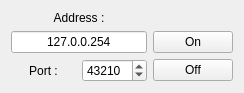
The window that 09-CodageDetecterLecteurs/MonoThread/mainwindow.ui (BriceJamin/BriceJamin-ProjetSuPer) describes before a commit, drawn with Qt 5.
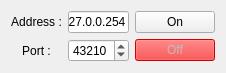
The same window after the commit.

Commit message: [New] IHM change sur Server switch on/off

Patch:
```diff
--- a/09-CodageDetecterLecteurs/MonoThread/mainwindow.ui
+++ b/09-CodageDetecterLecteurs/MonoThread/mainwindow.ui
@@ -6,8 +6,8 @@
    <rect>
     <x>0</x>
     <y>0</y>
-    <width>244</width>
-    <height>76</height>
+    <width>222</width>
+    <height>72</height>
    </rect>
   </property>
   <property name="windowTitle">
@@ -15,26 +15,6 @@
   </property>
   <widget class="QWidget" name="centralWidget">
    <layout class="QGridLayout" name="gridLayout">
-    <item row="0" column="0" colspan="2">
-     <widget class="QLabel" name="addressLabel">
-      <property name="text">
-       <string>Address :</string>
-      </property>
-      <property name="alignment">
-       <set>Qt::AlignCenter</set>
-      </property>
-     </widget>
-    </item>
-    <item row="1" column="0" colspan="2">
-     <widget class="QLineEdit" name="addressLineEdit">
-      <property name="text">
-       <string notr="true">127.0.0.254</string>
-      </property>
-      <property name="alignment">
-       <set>Qt::AlignCenter</set>
-      </property>
-     </widget>
-    </item>
     <item row="1" column="2">
      <widget class="QPushButton" name="onPushButton">
       <property name="text">
@@ -64,11 +44,37 @@
     </item>
     <item row="2" column="2">
      <widget class="QPushButton" name="offPushButton">
+      <property name="enabled">
+       <bool>false</bool>
+      </property>
+      <property name="styleSheet">
+       <string notr="true">background-color:red;</string>
+      </property>
       <property name="text">
        <string>Off</string>
       </property>
      </widget>
     </item>
+    <item row="1" column="1">
+     <widget class="QLineEdit" name="addressLineEdit">
+      <property name="text">
+       <string notr="true">127.0.0.254</string>
+      </property>
+      <property name="alignment">
+       <set>Qt::AlignCenter</set>
+      </property>
+     </widget>
+    </item>
+    <item row="1" column="0">
+     <widget class="QLabel" name="addressLabel">
+      <property name="text">
+       <string>Address :</string>
+      </property>
+      <property name="alignment">
+       <set>Qt::AlignCenter</set>
+      </property>
+     </widget>
+    </item>
    </layout>
   </widget>
  </widget>
```
The commit also changes 2 other files.
